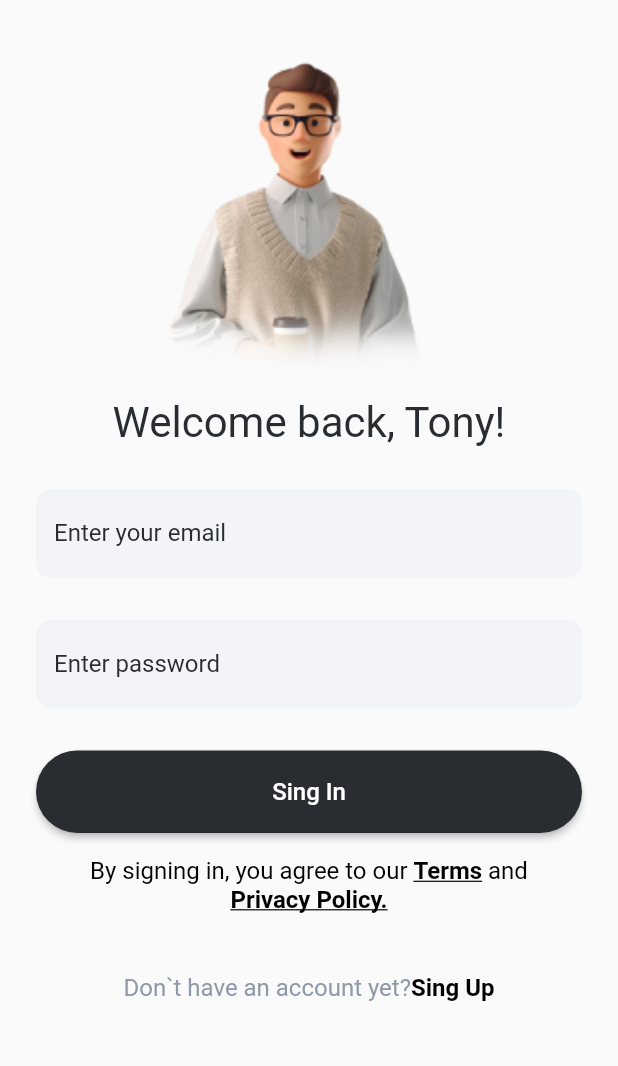
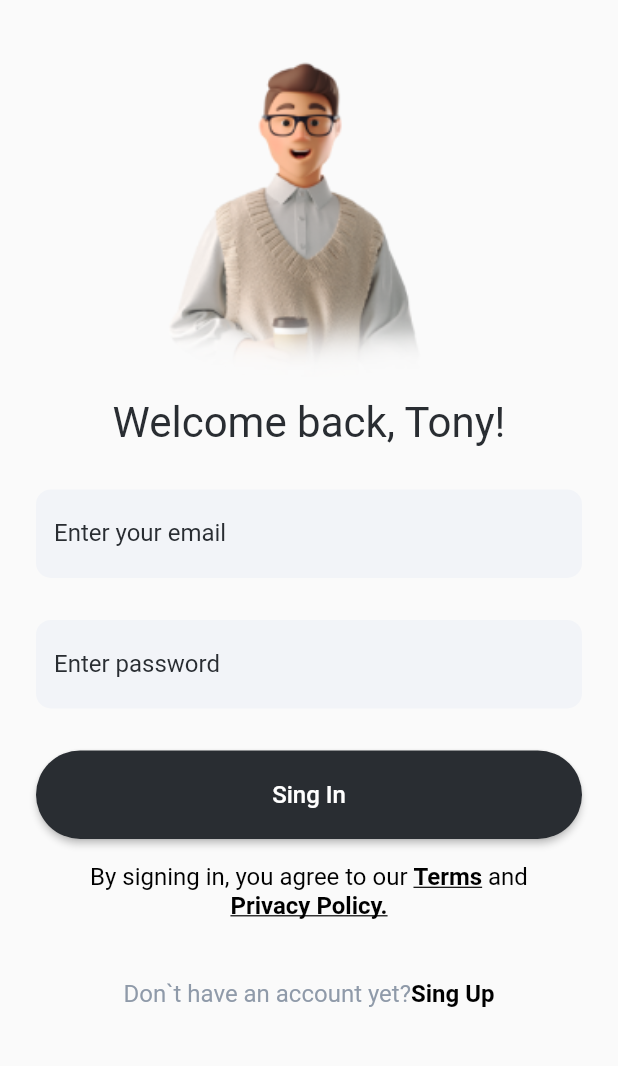
Before and after one commit to Evil-Monkey-Inc/water_tracker, a Flutter app: the screen it shows after launch, on a phone screen of 412 x 824 dp, the part 78-1144 px from its top. Run offline on Flutter 3.47's test engine with Material 2 defaults, Android fonts, the phone set to English and light mode, and no system bars; our stand-ins replace easy_localization, flutter_svg.

Commit message:
change size of padding and add todo

```diff
--- a/lib/presentation/widgets/login_button_widget.dart
+++ b/lib/presentation/widgets/login_button_widget.dart
@@ -1,8 +1,7 @@
 import 'package:flutter/material.dart';
 
 class CustomButton extends StatelessWidget {
-  const CustomButton({Key? key, required this.onPressed, required this.text})
-      : super(key: key);
+  const CustomButton({Key? key, required this.onPressed, required this.text}) : super(key: key);
 
   final VoidCallback onPressed;
   final String text;
@@ -16,12 +15,11 @@ class CustomButton extends StatelessWidget {
         padding: const EdgeInsets.all(8.0),
         primary: const Color(0xFF292D32),
         shape: RoundedRectangleBorder(
-          //todo set accurate radius
           borderRadius: BorderRadius.circular(40),
         ),
       ),
       child: Padding(
-        padding: const EdgeInsets.symmetric(vertical: 10.0),
+        padding: const EdgeInsets.symmetric(vertical: 12.0),
         child: Text(
           text,
           style: const TextStyle(fontSize: 16),
```
